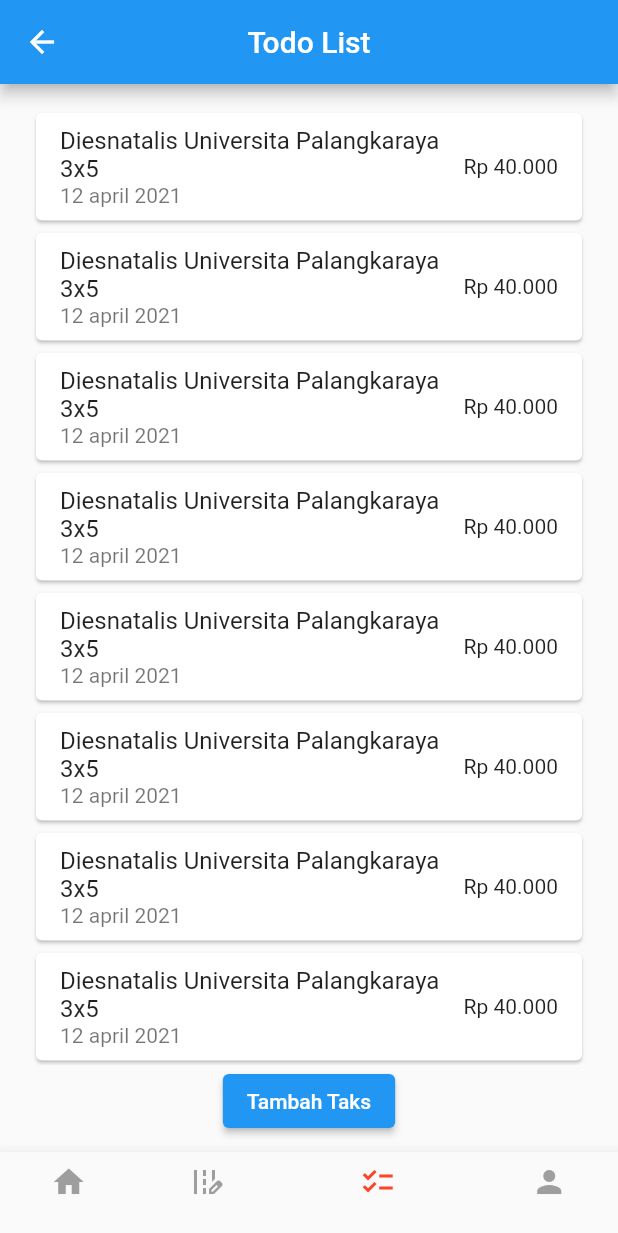
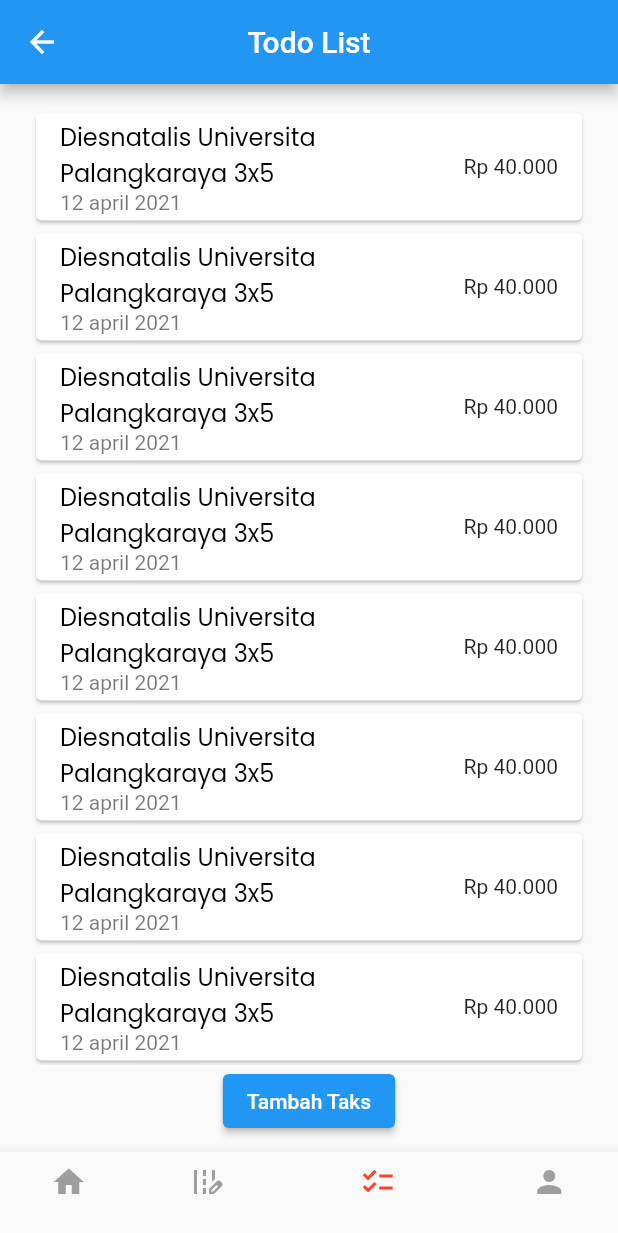
Before and after one commit to Hayolox/moneyku, a Flutter app: the MainScreen screen opened by its route, item 3 of the bottom bar chosen, on a phone screen of 412 x 824 dp. Shown: the top 1233 px of the screen. Run offline on Flutter 3.47's test engine with Material 2 defaults, Android fonts, the light colour scheme and no system bars; our stand-ins replace awesome_dialog, delayed_display, email_validator, google_fonts, lottie; missing offline and left inert: transition; network calls fail.

Commit message:
add style

```diff
--- a/lib/screen/task/task_screen.dart
+++ b/lib/screen/task/task_screen.dart
@@ -2,6 +2,8 @@
 import 'package:moneyku/screen/task/add_task_screen.dart';
 import 'package:moneyku/screen/task/edit_task_screen.dart';
 import 'package:transition/transition.dart';
+
+import '../../theme.dart';
 
 class Taskcreen extends StatelessWidget {
   const Taskcreen({Key? key}) : super(key: key);
@@ -35,7 +37,10 @@
                         transitionEffect: TransitionEffect.LEFT_TO_RIGHT),
                   );
                 },
-                title: const Text('Diesnatalis Universita Palangkaraya 3x5'),
+                title: Text(
+                  'Diesnatalis Universita Palangkaraya 3x5',
+                  style: primaryTextStyle.copyWith(),
+                ),
                 subtitle: const Text('12 april 2021'),
                 trailing: const Text('Rp 40.000'),
               ),
```
